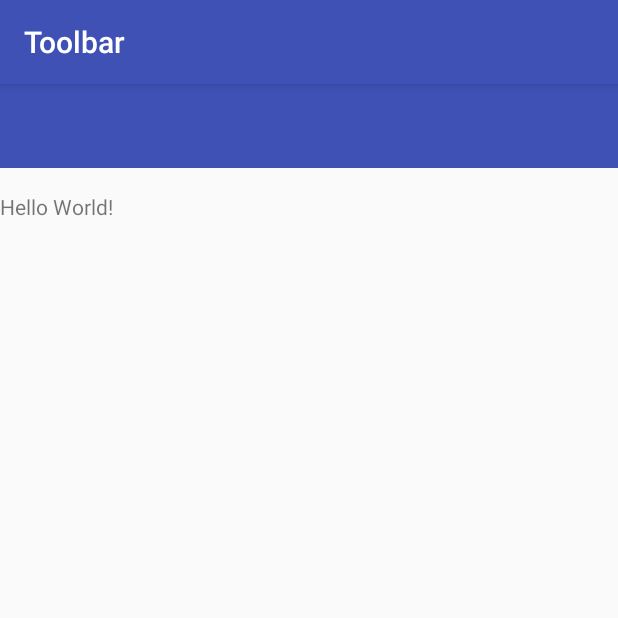
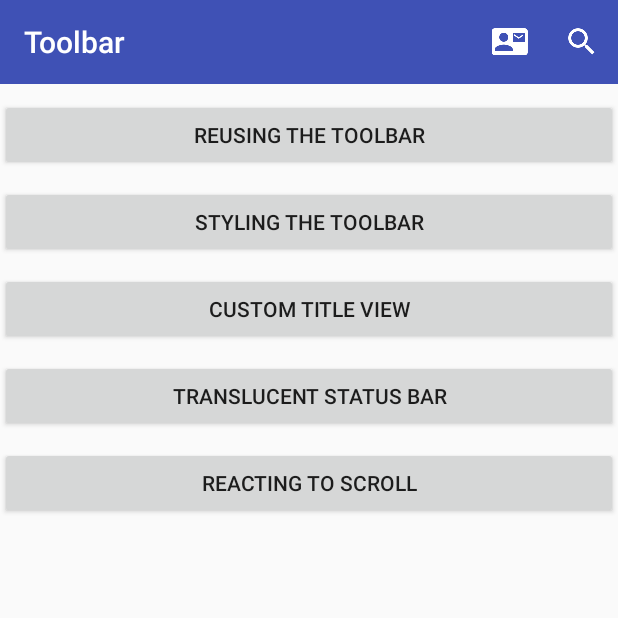
Before and after one commit to Hengborann-Moul/Toolbar, an Android app: the screen it shows after launch (MainActivity), on a phone screen of 412 x 824 dp, the top half of it. Run offline under Robolectric (Android 15) with nearby library versions, the phone set to English and light mode, and no system bars; libraries missing offline, so code that uses them is left out: com.mikepenz.iconics; 1 statement that could not run was skipped.

Commit message:
Reusing added

```diff
--- a/app/src/main/AndroidManifest.xml
+++ b/app/src/main/AndroidManifest.xml
@@ -15,6 +15,11 @@
                 <category android:name="android.intent.category.LAUNCHER" />
             </intent-filter>
         </activity>
+        <activity android:name=".Reusing" />
+        <activity android:name=".Styling" />
+        <activity android:name=".Custom" />
+        <activity android:name=".Translucent" />
+        <activity android:name=".React"></activity>
     </application>
 
 </manifest>
--- a/app/src/main/java/com/kit/ratanaktepi/toolbar/MainActivity.java
+++ b/app/src/main/java/com/kit/ratanaktepi/toolbar/MainActivity.java
@@ -1,13 +1,78 @@
 package com.kit.ratanaktepi.toolbar;
 
+import android.content.Intent;
+import android.os.Bundle;
+import android.support.v4.view.LayoutInflaterCompat;
 import android.support.v7.app.AppCompatActivity;
-import android.os.Bundle;
+import android.support.v7.widget.Toolbar;
+import android.view.Menu;
+import android.view.View;
+import android.widget.Button;
 
-public class MainActivity extends AppCompatActivity {
+import com.mikepenz.iconics.context.IconicsLayoutInflater;
+
+public class MainActivity extends AppCompatActivity implements View.OnClickListener {
+
+    Button reusing, styling, custom, translucent, react;
 
     @Override
     protected void onCreate(Bundle savedInstanceState) {
+        LayoutInflaterCompat.setFactory(getLayoutInflater(), new IconicsLayoutInflater(getDelegate()));
         super.onCreate(savedInstanceState);
         setContentView(R.layout.activity_main);
+
+        /* Find Toolbar by id*/
+        Toolbar toolbar = (Toolbar) findViewById(R.id.toolbar);
+        toolbar.setTitleTextColor(0xFFFFFFFF);
+        // Sets the Toolbar to act as the ActionBar for this Activity window.
+        // Make sure the toolbar exists in the activity and is not null
+        setSupportActionBar(toolbar);
+
+        reusing = (Button) findViewById(R.id.reuse);
+        styling = (Button) findViewById(R.id.styling);
+        custom = (Button) findViewById(R.id.custom);
+        translucent = (Button) findViewById(R.id.translucent);
+        react = (Button) findViewById(R.id.react);
+
+        reusing.setOnClickListener(this);
+        styling.setOnClickListener(this);
+        custom.setOnClickListener(this);
+        translucent.setOnClickListener(this);
+        react.setOnClickListener(this);
+
+    }
+
+    // Menu icons are inflated just as they were with actionbar
+    @Override
+    public boolean onCreateOptionsMenu(Menu menu) {
+        // Inflate the menu; this adds items to the action bar if it is present.
+        getMenuInflater().inflate(R.menu.menu_main, menu);
+        return true;
+    }
+
+    @Override
+    public void onClick(View v) {
+
+        if ( v == reusing) {
+            Intent a = new Intent(MainActivity.this, Reusing.class);
+            startActivity(a);
+        }
+        else if ( v == styling) {
+            Intent b = new Intent(MainActivity.this, Styling.class);
+            startActivity(b);
+        }
+        else if ( v == custom){
+            Intent c = new Intent(MainActivity.this, Custom.class);
+            startActivity(c);
+        }
+        else if (v == translucent){
+            Intent d = new Intent(MainActivity.this, Translucent.class);
+            startActivity(d);
+        }
+        else if ( v == react ) {
+            Intent e = new Intent(MainActivity.this, React.class);
+            startActivity(e);
+        }
+
     }
 }
--- a/app/src/main/res/layout-v21/activity_main.xml
+++ b/app/src/main/res/layout-v21/activity_main.xml
@@ -7,18 +7,51 @@
     android:fitsSystemWindows="true"
     tools:context="com.kit.ratanaktepi.toolbar.MainActivity">
 
-    <Toolbar
+    <android.support.v7.widget.Toolbar
         android:id="@+id/toolbar"
         android:layout_width="match_parent"
         android:layout_height="wrap_content"
         android:minHeight="?attr/actionBarSize"
-        android:titleTextColor="@android:color/white"
         android:background="?attr/colorPrimary"/>
 
-    <TextView
-        android:layout_width="wrap_content"
+    <Button
+        android:layout_width="match_parent"
         android:layout_height="wrap_content"
-        android:layout_marginTop="@dimen/activity_vertical_margin"
-        android:text="Hello World!"
+        android:id="@+id/reuse"
+        android:layout_marginTop="@dimen/margin"
+        android:text="@string/reusing"
         android:layout_below="@+id/toolbar"/>
+
+    <Button
+        android:layout_width="match_parent"
+        android:layout_height="wrap_content"
+        android:id="@+id/styling"
+        android:layout_marginTop="@dimen/margin"
+        android:text="@string/styling"
+        android:layout_below="@+id/reuse"/>
+
+    <Button
+        android:layout_width="match_parent"
+        android:layout_height="wrap_content"
+        android:id="@+id/custom"
+        android:layout_marginTop="@dimen/margin"
+        android:text="@string/custom"
+        android:layout_below="@+id/styling"/>
+
+    <Button
+        android:layout_width="match_parent"
+        android:layout_height="wrap_content"
+        android:id="@+id/translucent"
+        android:layout_marginTop="@dimen/margin"
+        android:text="@string/translucent"
+        android:layout_below="@+id/custom"/>
+
+    <Button
+        android:layout_width="match_parent"
+        android:layout_height="wrap_content"
+        android:id="@+id/react"
+        android:layout_marginTop="@dimen/margin"
+        android:text="@string/react"
+        android:layout_below="@+id/translucent"/>
+
 </RelativeLayout>
--- a/app/src/main/res/layout/activity_main.xml
+++ b/app/src/main/res/layout/activity_main.xml
@@ -4,14 +4,54 @@
     android:id="@+id/activity_main"
     android:layout_width="match_parent"
     android:layout_height="match_parent"
-    android:paddingBottom="@dimen/activity_vertical_margin"
-    android:paddingLeft="@dimen/activity_horizontal_margin"
-    android:paddingRight="@dimen/activity_horizontal_margin"
-    android:paddingTop="@dimen/activity_vertical_margin"
+    android:fitsSystemWindows="true"
     tools:context="com.kit.ratanaktepi.toolbar.MainActivity">
 
-    <TextView
-        android:layout_width="wrap_content"
+    <android.support.v7.widget.Toolbar
+        android:id="@+id/toolbar"
+        android:layout_width="match_parent"
         android:layout_height="wrap_content"
-        android:text="Hello World!" />
+        android:minHeight="?attr/actionBarSize"
+        android:background="?attr/colorPrimary"/>
+
+    <Button
+        android:layout_width="match_parent"
+        android:layout_height="wrap_content"
+        android:id="@+id/reuse"
+        android:layout_marginTop="@dimen/activity_vertical_margin"
+        android:text="@string/reusing"
+        android:layout_below="@+id/toolbar"/>
+
+    <Button
+        android:layout_width="match_parent"
+        android:layout_height="wrap_content"
+        android:id="@+id/styling"
+        android:layout_marginTop="@dimen/margin"
+        android:text="@string/styling"
+        android:layout_below="@+id/reuse"/>
+
+    <Button
+        android:layout_width="match_parent"
+        android:layout_height="wrap_content"
+        android:id="@+id/custom"
+        android:layout_marginTop="@dimen/margin"
+        android:text="@string/custom"
+        android:layout_below="@+id/styling"/>
+
+    <Button
+        android:layout_width="match_parent"
+        android:layout_height="wrap_content"
+        android:id="@+id/translucent"
+        android:layout_marginTop="@dimen/margin"
+        android:text="@string/translucent"
+        android:layout_below="@+id/custom"/>
+
+    <Button
+        android:layout_width="match_parent"
+        android:layout_height="wrap_content"
+        android:id="@+id/react"
+        android:layout_marginTop="@dimen/margin"
+        android:text="@string/react"
+        android:layout_below="@+id/translucent"/>
+
 </RelativeLayout>
--- /dev/null
+++ b/app/src/main/res/layout/main_toolbar.xml
@@ -0,0 +1,6 @@
+<android.support.v7.widget.Toolbar
+    xmlns:android="http://schemas.android.com/apk/res/android"
+    android:id="@+id/toolbar"
+    android:layout_width="match_parent"
+    android:layout_height="wrap_content"
+    android:background="?attr/colorPrimary"/>
--- a/app/src/main/res/menu/menu_main.xml
+++ b/app/src/main/res/menu/menu_main.xml
@@ -1,16 +1,20 @@
 <?xml version="1.0" encoding="utf-8"?>
 <menu xmlns:android="http://schemas.android.com/apk/res/android"
-    xmlns:app="http://schemas.android.com/apk/res-auto">
+    xmlns:app="http://schemas.android.com/apk/res-auto"
+
+    >
 
     <item
         android:id="@+id/miCompose"
+        android:icon="@drawable/ic_contact_mail_white_24dp"
         app:showAsAction="ifRoom"
-        android:title="Compose">
+        android:title="@string/compose">
     </item>
     <item
         android:id="@+id/miProfile"
+        android:icon="@drawable/ic_search_white_24dp"
         app:showAsAction="ifRoom|withText"
-        android:title="Profile">
+        android:title="@string/profile">
     </item>
 
 </menu>
--- a/app/src/main/res/values/dimens.xml
+++ b/app/src/main/res/values/dimens.xml
@@ -2,4 +2,5 @@
     <!-- Default screen margins, per the Android Design guidelines. -->
     <dimen name="activity_horizontal_margin">16dp</dimen>
     <dimen name="activity_vertical_margin">16dp</dimen>
+    <dimen name="margin">10dp</dimen>
 </resources>
--- a/app/src/main/res/values/strings.xml
+++ b/app/src/main/res/values/strings.xml
@@ -1,3 +1,11 @@
 <resources>
     <string name="app_name">Toolbar</string>
+    <string name="compose">Compose</string>
+    <string name="profile">Profile</string>
+    <string name="reusing">Reusing the Toolbar</string>
+    <string name="styling">Styling the Toolbar</string>
+    <string name="custom">Custom Title View</string>
+    <string name="translucent">Translucent Status Bar</string>
+    <string name="react">Reacting to Scroll</string>
+
 </resources>
--- a/app/src/main/res/values/styles.xml
+++ b/app/src/main/res/values/styles.xml
@@ -1,7 +1,7 @@
 <resources>
 
     <!-- Base application theme. -->
-    <style name="AppTheme" parent="Theme.AppCompat.Light.DarkActionBar">
+    <style name="AppTheme" parent="Theme.AppCompat.Light.NoActionBar">
         <!-- Customize your theme here. -->
         <item name="colorPrimary">@color/colorPrimary</item>
         <item name="colorPrimaryDark">@color/colorPrimaryDark</item>
```
Also changed, not shown: app/src/main/java/com/kit/ratanaktepi/toolbar/Custom.java (added, +13 -0 lines), app/src/main/java/com/kit/ratanaktepi/toolbar/React.java (added, +13 -0 lines), app/src/main/java/com/kit/ratanaktepi/toolbar/Reusing.java (added, +32 -0 lines), app/src/main/java/com/kit/ratanaktepi/toolbar/Styling.java (added, +13 -0 lines), app/src/main/java/com/kit/ratanaktepi/toolbar/Translucent.java (added, +13 -0 lines), app/src/main/res/layout/activity_custom.xml (added, +13 -0 lines), app/src/main/res/layout/activity_react.xml (added, +13 -0 lines), app/src/main/res/layout/activity_reusing.xml (added, +18 -0 lines), app/src/main/res/layout/activity_styling.xml (added, +13 -0 lines), app/src/main/res/layout/activity_translucent.xml (added, +13 -0 lines).
